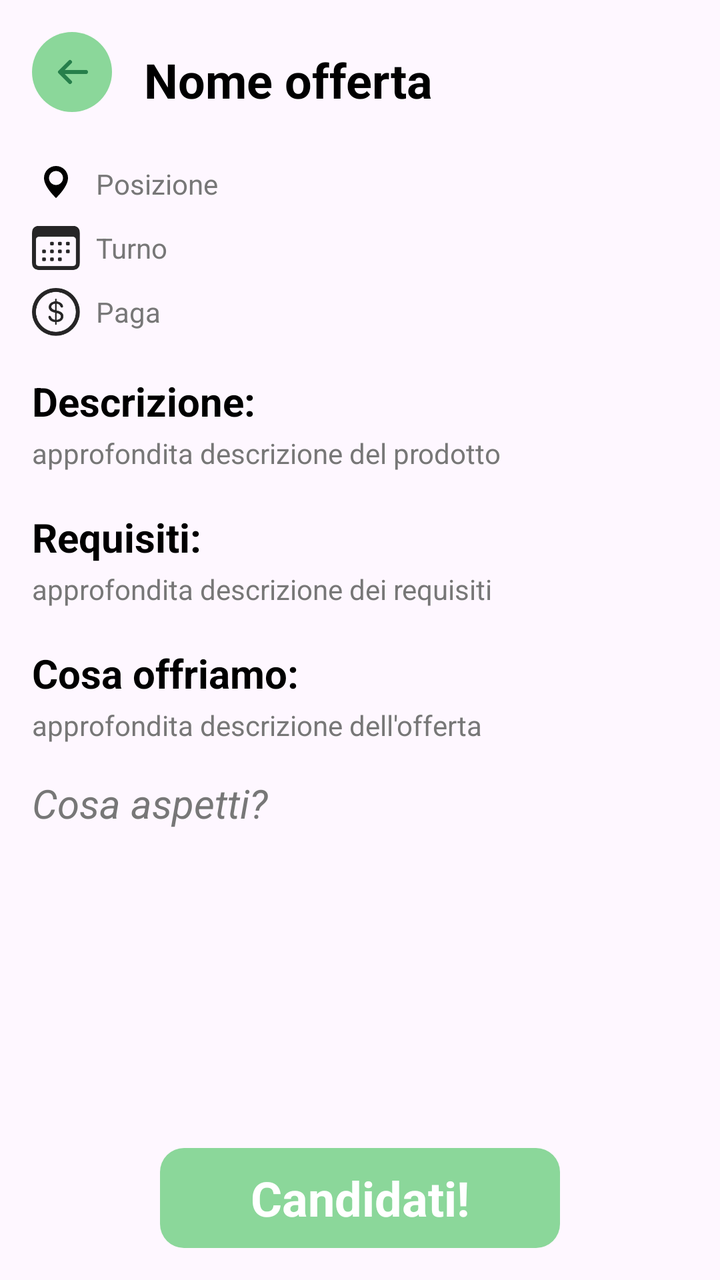
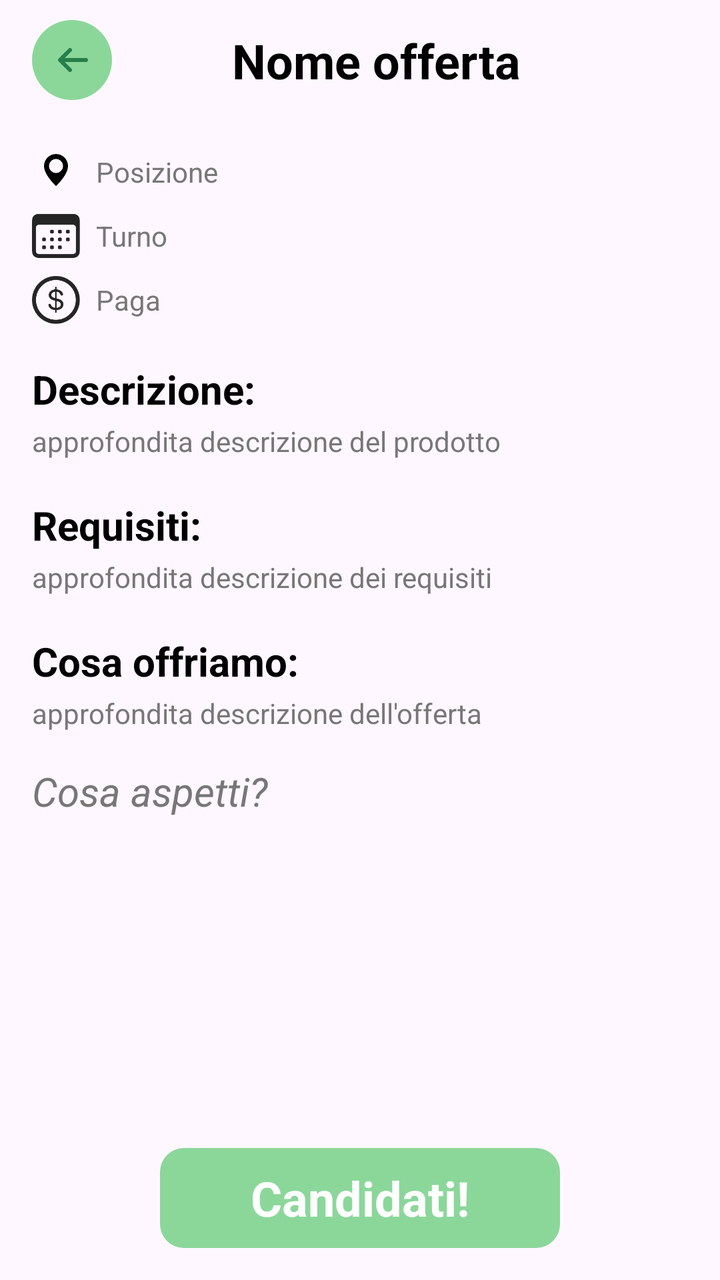

Compare the two renders of this Android layout. The source of the first and the diff that turns it into the second are given below.
<!-- AndroidManifest.xml: application theme Theme.SuperSpan -->
<!-- res/layout/fragment_job_offer.xml -->
<?xml version="1.0" encoding="utf-8"?>
<FrameLayout xmlns:android="http://schemas.android.com/apk/res/android"
    xmlns:tools="http://schemas.android.com/tools"
    xmlns:app="http://schemas.android.com/apk/res-auto"
    android:layout_width="match_parent"
    android:layout_height="match_parent"
    tools:context=".ui.fragment.ProductFragment">


    <androidx.constraintlayout.widget.ConstraintLayout
        android:layout_width="match_parent"
        android:layout_height="match_parent"
        android:orientation="vertical">

        <LinearLayout
            android:id="@+id/linearLayout"
            android:layout_width="match_parent"
            android:layout_height="wrap_content"
            android:orientation="horizontal"
            app:layout_constraintStart_toStartOf="parent"
            app:layout_constraintTop_toTopOf="parent">

            
            <androidx.appcompat.widget.AppCompatImageView
                android:id="@+id/btnBackTop"
                android:layout_width="40dp"
                android:layout_height="40dp"
                android:layout_marginStart="16dp"
                android:layout_marginTop="16dp"
                android:background="@drawable/bg_circle_button"
                android:padding="8dp"
                app:srcCompat="@drawable/ic_back"
                app:tint="@color/greenIcon" />

            
            <TextView
                android:id="@+id/offer_title"
                style="@style/textProduct"
                android:layout_width="wrap_content"
                android:layout_height="wrap_content"
                android:layout_gravity="bottom"
                android:textColor="@color/black"
                android:layout_marginStart="16dp"
                android:text="Nome offerta"
                android:textSize="24sp" />

        </LinearLayout>

        <LinearLayout
            android:id="@+id/layoutInfo"
            android:layout_width="wrap_content"
            android:layout_height="wrap_content"
            android:layout_marginStart="16dp"
            android:layout_marginTop="16dp"
            android:orientation="vertical"
            app:layout_constraintStart_toStartOf="parent"
            app:layout_constraintTop_toBottomOf="@+id/linearLayout">

            
            <LinearLayout
                android:layout_width="wrap_content"
                android:layout_height="wrap_content"
                android:layout_marginTop="8dp"
                android:gravity="center_vertical"
                android:orientation="horizontal">

                <ImageView
                    android:layout_width="24dp"
                    android:layout_height="24dp"
                    android:fillColor="@color/black"
                    android:src="@drawable/ic_location_pin_black" />

                <TextView
                    android:id="@+id/offer_location"
                    style="@style/descProduct"
                    android:layout_width="wrap_content"
                    android:layout_height="wrap_content"
                    android:layout_marginStart="8dp"
                    android:text="Posizione" />

            </LinearLayout>


            
            <LinearLayout
                android:layout_width="wrap_content"
                android:layout_height="wrap_content"
                android:layout_marginTop="8dp"
                android:gravity="center_vertical"
                android:orientation="horizontal">

                <ImageView
                    android:layout_width="24dp"
                    android:layout_height="24dp"
                    android:src="@drawable/ic_calendar" />

                <TextView
                    android:id="@+id/offer_shift"
                    style="@style/descProduct"
                    android:layout_width="wrap_content"
                    android:layout_height="wrap_content"
                    android:layout_marginStart="8dp"
                    android:text="Turno" />

            </LinearLayout>

            
            <LinearLayout
                android:layout_width="wrap_content"
                android:layout_height="wrap_content"
                android:layout_marginTop="8dp"
                android:gravity="center_vertical"
                android:orientation="horizontal">

                <ImageView
                    android:layout_width="24dp"
                    android:layout_height="24dp"
                    android:src="@drawable/dollarsign_circle" />

                <TextView
                    android:id="@+id/offer_wage"
                    style="@style/descProduct"
                    android:layout_width="wrap_content"
                    android:layout_height="wrap_content"
                    android:layout_marginStart="8dp"
                    android:text="Paga" />

            </LinearLayout>

        </LinearLayout>

        <LinearLayout
            android:id="@+id/layoutDesc"
            android:layout_width="match_parent"
            android:layout_height="wrap_content"
            android:orientation="vertical"
            android:layout_marginStart="16dp"
            android:layout_marginEnd="16dp"
            android:layout_marginTop="16dp"
            app:layout_constraintTop_toBottomOf="@+id/layoutInfo">

            <TextView
                android:id="@+id/descrizione"
                style="@style/textProduct"
                android:layout_width="wrap_content"
                android:layout_height="wrap_content"
                android:layout_marginTop="3dp"
                android:text="Descrizione:"
                android:textColor="@color/black"
                android:textSize="20dp" />

            <TextView
                android:id="@+id/offer_description"
                style="@style/descProduct"
                android:layout_width="wrap_content"
                android:layout_height="wrap_content"
                android:layout_marginTop="3dp"
                android:text="approfondita descrizione del prodotto" />

        </LinearLayout>

        <LinearLayout
            android:id="@+id/layoutReq"
            android:layout_width="match_parent"
            android:layout_height="wrap_content"
            android:orientation="vertical"
            android:layout_marginStart="16dp"
            android:layout_marginEnd="16dp"
            android:layout_marginTop="16dp"
            app:layout_constraintTop_toBottomOf="@+id/layoutDesc">

            <TextView
                android:id="@+id/requisiti"
                style="@style/textProduct"
                android:layout_width="wrap_content"
                android:layout_height="wrap_content"
                android:layout_marginTop="3dp"
                android:text="Requisiti:"
                android:textColor="@color/black"
                android:textSize="20dp" />

            <TextView
                android:id="@+id/offer_requisiti"
                style="@style/descProduct"
                android:layout_width="wrap_content"
                android:layout_height="wrap_content"
                android:layout_marginTop="3dp"
                android:text="approfondita descrizione dei requisiti" />

        </LinearLayout>

        <LinearLayout
            android:id="@+id/layoutOffer"
            android:layout_width="match_parent"
            android:layout_height="wrap_content"
            android:orientation="vertical"
            android:layout_marginStart="16dp"
            android:layout_marginEnd="16dp"
            android:layout_marginTop="16dp"
            app:layout_constraintTop_toBottomOf="@+id/layoutReq">

            <TextView
                android:id="@+id/offerta"
                style="@style/textProduct"
                android:layout_width="wrap_content"
                android:layout_height="wrap_content"
                android:layout_marginTop="3dp"
                android:text="Cosa offriamo:"
                android:textColor="@color/black"
                android:textSize="20dp" />

            <TextView
                android:id="@+id/offer_offerta"
                style="@style/descProduct"
                android:layout_width="wrap_content"
                android:layout_height="wrap_content"
                android:layout_marginTop="3dp"
                android:text="approfondita descrizione dell'offerta" />

        </LinearLayout>

        <TextView
            android:id="@+id/cosaAspettiTxt"
            style="@style/descProduct"
            android:layout_width="wrap_content"
            android:layout_height="wrap_content"
            android:layout_marginStart="16dp"
            android:layout_marginTop="16dp"
            android:text="Cosa aspetti?"
            android:textSize="20dp"
            android:textStyle="italic"
            app:layout_constraintStart_toStartOf="parent"
            app:layout_constraintTop_toBottomOf="@+id/layoutOffer" />

        <LinearLayout
            android:layout_width="200dp"
            android:layout_height="50dp"
            android:layout_marginBottom="16dp"
            android:background="@drawable/bg_qty_green"
            android:gravity="center_horizontal"
            app:layout_constraintBottom_toBottomOf="parent"
            app:layout_constraintEnd_toEndOf="parent"
            app:layout_constraintStart_toStartOf="parent">

            <TextView
                android:id="@+id/candidati"
                style="@style/textProduct"
                android:layout_width="wrap_content"
                android:layout_height="wrap_content"
                android:layout_gravity="center_vertical"
                android:text="Candidati!"
                android:textSize="24dp"
                android:textStyle="bold"
                android:textColor="@color/white"/>

        </LinearLayout>


    </androidx.constraintlayout.widget.ConstraintLayout>

</FrameLayout>
<!-- resources referenced by this layout -->
<resources>
  <color name="black">#FF000000</color>
  <color name="greenIcon">#267F4B</color>
  <color name="white">#FFFFFFFF</color>
  <!-- drawable bg_circle_button (drawable) -->
  <?xml version="1.0" encoding="utf-8"?>
  <ripple xmlns:android="http://schemas.android.com/apk/res/android"
      android:color="?attr/colorControlHighlight">
  
      
      <item>
          <shape android:shape="oval">
              <size android:width="44dp" android:height="44dp"/>
              <solid android:color="@color/greenNav"/>
          </shape>
      </item>
  
      
      <item android:id="@android:id/mask">
          <shape android:shape="oval">
              <size android:width="44dp" android:height="44dp"/>
              <solid android:color="#FFFFFFFF"/>
          </shape>
      </item>
  </ripple>
  <!-- drawable bg_qty_green (drawable) -->
  <shape xmlns:android="http://schemas.android.com/apk/res/android">
      <solid android:color="@color/greenNav"/>
      <corners android:radius="12dp"/>
  </shape>
  <!-- drawable dollarsign_circle: png bitmap (drawable, 5074 bytes) -->
  <!-- drawable ic_back (drawable) -->
  <?xml version="1.0" encoding="utf-8"?>
  <vector xmlns:android="http://schemas.android.com/apk/res/android"
      android:width="40dp"
      android:height="40dp"
      android:viewportWidth="24"
      android:viewportHeight="24">
  
      
      <path
          android:pathData="M19,12 H7"
          android:fillColor="@android:color/transparent"
          android:strokeColor="@android:color/white"
          android:strokeWidth="2"
          android:strokeLineCap="round"
          android:strokeLineJoin="round" />
  
      
      <path
          android:pathData="M11,7 L6,12 L11,17"
          android:fillColor="@android:color/transparent"
          android:strokeColor="@android:color/white"
          android:strokeWidth="2"
          android:strokeLineCap="round"
          android:strokeLineJoin="round" />
  
  </vector>
  <!-- drawable ic_calendar: png bitmap (drawable, 2811 bytes) -->
  <!-- drawable ic_location_pin_black (drawable) -->
  <vector xmlns:android="http://schemas.android.com/apk/res/android"
      android:width="20dp"
      android:height="20dp"
      android:viewportWidth="24"
      android:viewportHeight="24">
      
  
      <group android:translateY="1">
          <path
              android:fillColor="@color/black"
              android:pathData="M12,2C8.686,2 6,4.686 6,8c0,4.5 6,10 6,10s6,-5.5 6,-10c0,-3.314 -2.686,-6 -6,-6zM12,11.5
                                c-1.933,0 -3.5,-1.567 -3.5,-3.5s1.567,-3.5 3.5,-3.5 3.5,1.567 3.5,3.5 -1.567,3.5 -3.5,3.5z"/>
      </group>
  </vector>
  <style name="descProduct">
          <item name="android:textColor">#777777</item>
          <item name="android:textSize">14sp</item>
      </style>
  <style name="textProduct">
          <item name="android:textStyle">bold</item>
          <item name="android:textSize">14sp</item>
      </style>
  <style name="Theme.SuperSpan" parent="Base.Theme.SuperSpan" />
  <color name="greenNav">#8BD79A</color>
  <style name="Base.Theme.SuperSpan" parent="Theme.Material3.DayNight.NoActionBar">
          
          <item name="android:forceDarkAllowed">false</item>
  
          
          <item name="android:textColorPrimary">@color/text_primary</item>
          <item name="android:textColorSecondary">@color/text_secondary</item>
  
          
          <item name="colorOnBackground">@color/text_primary</item>
          <item name="colorOnSurface">@color/text_primary</item>
  
  
          
          <item name="colorPrimary">@color/brand_primary</item>
          <item name="colorSecondary">@color/brand_secondary</item>
          <item name="colorSurface">@color/surface_color</item>
          <item name="android:statusBarColor">@android:color/transparent</item>
  
      
          
      </style>
  <color name="text_primary">#FF000000</color>
  <color name="text_secondary">#8A000000</color>
  <color name="brand_primary">#5DBB63</color>
  <color name="brand_secondary">#1E8C4A</color>
  <color name="surface_color">#FFF5F5F5</color>
</resources>

<!-- the commit's change to res/layout/fragment_job_offer.xml (unified diff, before → after) -->
@@ -4,7 +4,7 @@
     xmlns:app="http://schemas.android.com/apk/res-auto"
     android:layout_width="match_parent"
     android:layout_height="match_parent"
-    tools:context=".ui.fragment.ProductFragment">
+    tools:context=".ui.fragment.JobOfferFragment">
 
 
     <androidx.constraintlayout.widget.ConstraintLayout
@@ -12,23 +12,26 @@
         android:layout_height="match_parent"
         android:orientation="vertical">
 
-        <LinearLayout
-            android:id="@+id/linearLayout"
+        <androidx.constraintlayout.widget.ConstraintLayout
+            android:id="@+id/topBar"
             android:layout_width="match_parent"
             android:layout_height="wrap_content"
             android:orientation="horizontal"
             app:layout_constraintStart_toStartOf="parent"
-            app:layout_constraintTop_toTopOf="parent">
+            app:layout_constraintTop_toTopOf="parent"
+            android:layout_marginTop="10dp">
 
             
             <androidx.appcompat.widget.AppCompatImageView
                 android:id="@+id/btnBackTop"
                 android:layout_width="40dp"
                 android:layout_height="40dp"
-                android:layout_marginStart="16dp"
-                android:layout_marginTop="16dp"
                 android:background="@drawable/bg_circle_button"
                 android:padding="8dp"
+                android:layout_marginStart="16dp"
+                app:layout_constraintBottom_toBottomOf="parent"
+                app:layout_constraintStart_toStartOf="parent"
+                app:layout_constraintTop_toTopOf="parent"
                 app:srcCompat="@drawable/ic_back"
                 app:tint="@color/greenIcon" />
 
@@ -39,12 +42,15 @@
                 android:layout_width="wrap_content"
                 android:layout_height="wrap_content"
                 android:layout_gravity="bottom"
-                android:textColor="@color/black"
-                android:layout_marginStart="16dp"
                 android:text="Nome offerta"
-                android:textSize="24sp" />
-
-        </LinearLayout>
+                android:textColor="@color/black"
+                android:textSize="24sp"
+                app:layout_constraintBottom_toBottomOf="parent"
+                app:layout_constraintEnd_toEndOf="parent"
+                app:layout_constraintStart_toStartOf="@+id/btnBackTop"
+                app:layout_constraintTop_toTopOf="parent" />
+
+        </androidx.constraintlayout.widget.ConstraintLayout>
 
         <LinearLayout
             android:id="@+id/layoutInfo"
@@ -54,7 +60,7 @@
             android:layout_marginTop="16dp"
             android:orientation="vertical"
             app:layout_constraintStart_toStartOf="parent"
-            app:layout_constraintTop_toBottomOf="@+id/linearLayout">
+            app:layout_constraintTop_toBottomOf="@+id/topBar">
 
             
             <LinearLayout
